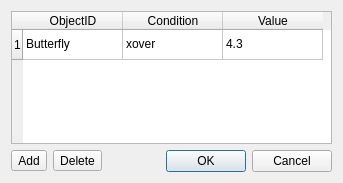
First picture: the form in src/view/GoalEditor.ui, repository the-butterfly-effect/tbe, before the edit.
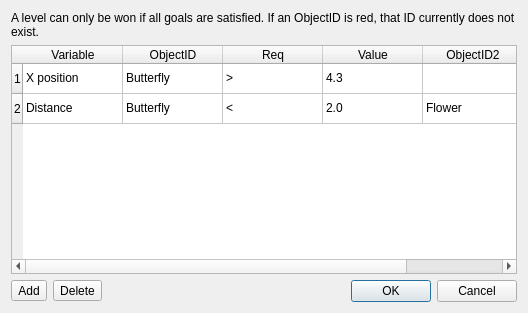
Second picture: the form after the edit.

Commit message: Populate GoalEditor with all goals. Part of ticket:134.

```diff
--- a/src/view/GoalEditor.ui
+++ b/src/view/GoalEditor.ui
@@ -6,14 +6,27 @@
    <rect>
     <x>0</x>
     <y>0</y>
-    <width>343</width>
-    <height>183</height>
+    <width>528</width>
+    <height>313</height>
    </rect>
   </property>
   <property name="windowTitle">
    <string>Dialog</string>
   </property>
   <layout class="QVBoxLayout" name="verticalLayout">
+   <item>
+    <widget class="QLabel" name="label">
+     <property name="text">
+      <string>A level can only be won if all goals are satisfied. If an ObjectID is red, that ID currently does not exist.</string>
+     </property>
+     <property name="textFormat">
+      <enum>Qt::PlainText</enum>
+     </property>
+     <property name="wordWrap">
+      <bool>true</bool>
+     </property>
+    </widget>
+   </item>
    <item>
     <widget class="QTableWidget" name="tableWidget">
      <row>
@@ -21,6 +34,16 @@
        <string>1</string>
       </property>
      </row>
+     <row>
+      <property name="text">
+       <string>2</string>
+      </property>
+     </row>
+     <column>
+      <property name="text">
+       <string>Variable</string>
+      </property>
+     </column>
      <column>
       <property name="text">
        <string>ObjectID</string>
@@ -28,7 +51,7 @@
      </column>
      <column>
       <property name="text">
-       <string>Condition</string>
+       <string>Req</string>
       </property>
      </column>
      <column>
@@ -36,21 +59,56 @@
        <string>Value</string>
       </property>
      </column>
+     <column>
+      <property name="text">
+       <string>ObjectID2</string>
+      </property>
+     </column>
      <item row="0" column="0">
       <property name="text">
-       <string>Butterfly</string>
+       <string>X position</string>
       </property>
      </item>
      <item row="0" column="1">
       <property name="text">
-       <string>xover</string>
+       <string>Butterfly</string>
       </property>
      </item>
      <item row="0" column="2">
       <property name="text">
+       <string>&gt;</string>
+      </property>
+     </item>
+     <item row="0" column="3">
+      <property name="text">
        <string>4.3</string>
       </property>
      </item>
+     <item row="1" column="0">
+      <property name="text">
+       <string>Distance</string>
+      </property>
+     </item>
+     <item row="1" column="1">
+      <property name="text">
+       <string>Butterfly</string>
+      </property>
+     </item>
+     <item row="1" column="2">
+      <property name="text">
+       <string>&lt;</string>
+      </property>
+     </item>
+     <item row="1" column="3">
+      <property name="text">
+       <string>2.0</string>
+      </property>
+     </item>
+     <item row="1" column="4">
+      <property name="text">
+       <string>Flower</string>
+      </property>
+     </item>
     </widget>
    </item>
    <item>
```
The commit also changes 9 other files.
